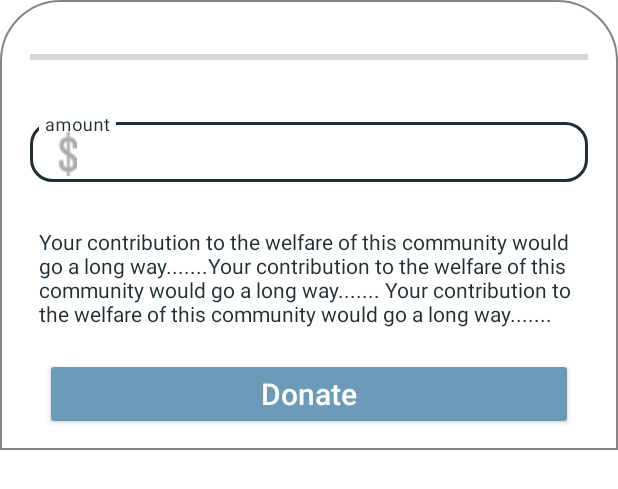
After one commit to Jayjerome/GoFundMe, an Android app: the layout item_bottom_sheet_fundraising.xml on its own in the app's theme, with its tools: preview values and no code run, on a phone screen of 412 x 824 dp. The commit adds this screen. Shown: the top 489 px of the screen. Run offline under Robolectric (Android 15) with nearby library versions, the phone set to English and light mode, and no system bars.

Commit message:
Added the bottom Sheet for the Fundraising fragment

```diff
--- a/app/src/main/java/com/gads/crowdfunding/dashboard/FundraisingFragment.kt
+++ b/app/src/main/java/com/gads/crowdfunding/dashboard/FundraisingFragment.kt
@@ -2,17 +2,25 @@ package com.gads.crowdfunding.dashboard
 
 import android.os.Bundle
 import android.view.View
+import android.widget.LinearLayout
+import androidx.constraintlayout.widget.ConstraintLayout
+import androidx.coordinatorlayout.widget.CoordinatorLayout
 import androidx.fragment.app.Fragment
 import androidx.recyclerview.widget.LinearLayoutManager
 import com.gads.crowdfunding.R
 import com.gads.crowdfunding.dashboard.recyclerviewtypes.DataManager
 import com.gads.crowdfunding.databinding.FragmentFundraisingBinding
+import com.google.android.material.bottomsheet.BottomSheetBehavior
+import com.google.android.material.bottomsheet.BottomSheetDialog
+import com.google.android.material.bottomsheet.BottomSheetDialogFragment
 
 class FundraisingFragment : Fragment(R.layout.fragment_fundraising){
     private lateinit var binding: FragmentFundraisingBinding
     private val adapterFundraisingRv by lazy {
         RecyclerViewFundraisingFragAdapter()
     }
+    private lateinit var bottomSheetBehavior: BottomSheetBehavior<ConstraintLayout>
+
 
     override fun onViewCreated(view: View, savedInstanceState: Bundle?) {
         super.onViewCreated(view, savedInstanceState)
@@ -21,7 +29,27 @@ class FundraisingFragment : Fragment(R.layout.fragment_fundraising){
         setUpRecyclerView()
         adapterFundraisingRv.donors = DataManager.initializeItemFundraising()
 
+
+        val bottomSheetBehavior = setUpBottomSheet(view)
+
+        binding.fragFundraisingBtnDonate.setOnClickListener {
+                val state =
+                    if (bottomSheetBehavior.state == BottomSheetBehavior.STATE_EXPANDED)
+                        BottomSheetBehavior.STATE_COLLAPSED
+                    else
+                        BottomSheetBehavior.STATE_EXPANDED
+                bottomSheetBehavior.state = state
+            }
+
     }
+
+    private fun setUpBottomSheet(view: View): BottomSheetBehavior<LinearLayout> {
+        val bottomsheet = view.findViewById<LinearLayout>(R.id.bottom_sheet_fundraising)
+        val bottomSheetBehavior = BottomSheetBehavior.from(bottomsheet)
+
+        return bottomSheetBehavior
+    }
+
 
     private fun setUpRecyclerView() {
         binding.recyclerViewFragmentFundraising.apply {
--- a/app/src/main/java/com/gads/crowdfunding/onboarding/StartOnBoardingActivity.kt
+++ b/app/src/main/java/com/gads/crowdfunding/onboarding/StartOnBoardingActivity.kt
@@ -17,7 +17,7 @@ class StartOnBoardingActivity : AppCompatActivity() {
         setTheme(R.style.Theme_GoFundMe)
 
         binding = ActivityStartOnBoardingBinding.inflate(layoutInflater)
-        setContentView(R.layout.activity_start_on_boarding)
+        setContentView(binding.root)
 
         val btnBottomSheet_signIn = findViewById<Button>(R.id.btn_bottomSheet_SingIn)
 
--- /dev/null
+++ b/app/src/main/res/drawable/bottomsheet_shape_for_fundraising.xml
@@ -0,0 +1,14 @@
+<?xml version="1.0" encoding="utf-8"?>
+<shape
+    xmlns:android="http://schemas.android.com/apk/res/android"
+    android:shape="rectangle">
+
+    <solid android:color="@color/white"/>
+
+    <stroke
+        android:width="1dp"
+        android:color="#8A8383" />
+    <corners
+        android:topLeftRadius="40dp"
+        android:topRightRadius="40dp" />
+</shape>
--- a/app/src/main/res/layout/activity_start_on_boarding.xml
+++ b/app/src/main/res/layout/activity_start_on_boarding.xml
@@ -22,7 +22,7 @@
         app:behavior_peekHeight="300dp"
         app:behavior_hideable="false">
 
-        <include layout="@layout/item_bottom_sheet" />
+        <include layout="@layout/item_bottom_sheet_onboarding" />
 
     </FrameLayout>
 
--- a/app/src/main/res/layout/fragment_fundraising.xml
+++ b/app/src/main/res/layout/fragment_fundraising.xml
@@ -25,6 +25,7 @@
                 android:layout_height="match_parent">
 
                 <androidx.appcompat.widget.AppCompatButton
+                    android:id="@+id/frag_fundraising_btn_donate"
                     android:layout_width="wrap_content"
                     android:layout_height="wrap_content"
                     android:layout_alignParentTop="true"
@@ -157,5 +158,17 @@
         android:layout_marginTop="10dp"
         android:layout_marginEnd="20dp"/>
 
+    <androidx.coordinatorlayout.widget.CoordinatorLayout
+        android:layout_width="match_parent"
+        android:layout_height="wrap_content"
+        app:layout_constraintBottom_toBottomOf="parent"
+        app:layout_constraintEnd_toEndOf="parent"
+        app:layout_constraintStart_toStartOf="parent">
+
+        <include layout="@layout/item_bottom_sheet_fundraising" />
+
+    </androidx.coordinatorlayout.widget.CoordinatorLayout>
+
+
 
 </androidx.constraintlayout.widget.ConstraintLayout>
--- /dev/null
+++ b/app/src/main/res/layout/item_bottom_sheet_fundraising.xml
@@ -0,0 +1,92 @@
+<?xml version="1.0" encoding="utf-8"?>
+<LinearLayout xmlns:android="http://schemas.android.com/apk/res/android"
+    android:id="@+id/bottom_sheet_fundraising"
+    xmlns:app="http://schemas.android.com/apk/res-auto"
+    android:layout_width="match_parent"
+    android:layout_height="300dp"
+    android:orientation="vertical"
+    app:behavior_hideable="true"
+    app:behavior_peekHeight="0dp"
+    app:layout_behavior="com.google.android.material.bottomsheet.BottomSheetBehavior"
+    android:background="@drawable/bottomsheet_shape_for_fundraising">
+
+    <androidx.constraintlayout.widget.ConstraintLayout
+        android:layout_width="match_parent"
+        android:layout_height="match_parent">
+
+        <ProgressBar
+            android:id="@+id/item_bottomSheet_fundraising_progressbar"
+            style="@style/Widget.AppCompat.ProgressBar.Horizontal"
+            android:layout_width="match_parent"
+            android:layout_height="wrap_content"
+            android:layout_marginStart="20dp"
+            android:layout_marginTop="30dp"
+            android:layout_marginEnd="20dp"
+            app:layout_constraintEnd_toEndOf="parent"
+            app:layout_constraintStart_toStartOf="parent"
+            app:layout_constraintTop_toTopOf="parent" />
+
+
+        <com.google.android.material.textfield.TextInputLayout
+            android:id="@+id/item_bottomsheet_fundraising_edttext_amount"
+            android:layout_width="match_parent"
+            android:layout_height="wrap_content"
+            android:layout_marginStart="20dp"
+            android:layout_marginEnd="20dp"
+            android:hint="@string/amount"
+            android:layout_marginTop="30dp"
+            android:inputType="textEmailAddress"
+            app:boxBackgroundColor="@color/white"
+            app:boxBackgroundMode="outline"
+            app:boxCornerRadiusBottomEnd="15dp"
+            app:boxCornerRadiusBottomStart="15dp"
+            app:boxCornerRadiusTopEnd="15dp"
+            app:boxCornerRadiusTopStart="15dp"
+            app:layout_constraintEnd_toEndOf="parent"
+            app:layout_constraintHorizontal_bias="0.5"
+            app:layout_constraintStart_toStartOf="parent"
+            app:layout_constraintTop_toBottomOf="@+id/item_bottomSheet_fundraising_progressbar"
+            app:startIconDrawable="@drawable/dollar_sign_edttext_amount">
+
+            <com.google.android.material.textfield.TextInputEditText
+                android:layout_width="match_parent"
+                android:layout_height="40dp"
+                android:inputType="number"
+                android:paddingStart="10dp"
+                android:paddingEnd="10dp"
+                android:paddingBottom="20dp"
+                android:textColor="@color/black"
+                android:textSize="14sp" />
+        </com.google.android.material.textfield.TextInputLayout>
+
+
+        <androidx.appcompat.widget.AppCompatTextView
+            android:id="@+id/item_bottomsheet_fundraising_btn_description"
+            android:layout_width="360dp"
+            android:layout_height="wrap_content"
+            android:text="Your contribution to the welfare of this community would go a long way.......Your contribution to the welfare of this community would go a long way....... Your contribution to the welfare of this community would go a long way......."
+            app:layout_constraintEnd_toEndOf="parent"
+            android:textColor="@color/colorPrimary"
+            app:layout_constraintStart_toStartOf="parent"
+            app:layout_constraintTop_toBottomOf="@+id/item_bottomsheet_fundraising_edttext_amount"
+            android:layout_marginTop="30dp"
+            android:layout_marginStart="20dp"
+            android:layout_marginEnd="20dp"/>
+
+        <androidx.appcompat.widget.AppCompatButton
+            android:layout_width="0dp"
+            android:layout_height="wrap_content"
+            android:text="@string/donate"
+            android:textColor="@color/colorOnPrimary"
+            android:textAllCaps="false"
+            android:textSize="20sp"
+            app:layout_constraintEnd_toEndOf="parent"
+            app:layout_constraintStart_toStartOf="parent"
+            app:layout_constraintTop_toBottomOf="@+id/item_bottomsheet_fundraising_btn_description"
+            android:layout_marginTop="20dp"
+            android:layout_marginStart="30dp"
+            android:layout_marginEnd="30dp"
+            android:backgroundTint="@color/colorSecondary"/>
+
+    </androidx.constraintlayout.widget.ConstraintLayout>
+</LinearLayout>
--- a/app/src/main/res/layout/item_bottom_sheet.xml
+++ b/app/src/main/res/layout/item_bottom_sheet_onboarding.xml
@@ -6,7 +6,7 @@
     android:layout_height="400dp"
     xmlns:app="http://schemas.android.com/apk/res-auto"
     android:orientation="vertical"
-    android:background="@drawable/bottomsheet_shape"
+    android:background="@drawable/bottomsheet_shape_for_onboarding"
     xmlns:android="http://schemas.android.com/apk/res/android">
 
 
--- a/app/src/main/res/values/strings.xml
+++ b/app/src/main/res/values/strings.xml
@@ -23,4 +23,5 @@
     <string name="days_left"><pre> Days left</pre></string>
     <string name="donate">Donate</string>
     <string name="recent_donors">Recent Donors</string>
+    <string name="amount">amount</string>
 </resources>
```
Also changed, not shown: app/src/main/res/drawable-v24/dollar_sign_edttext_amount.png (added), app/src/main/res/drawable/bottomsheet_shape_for_onboarding.xml (renamed from app/src/main/res/drawable/bottomsheet_shape.xml).
